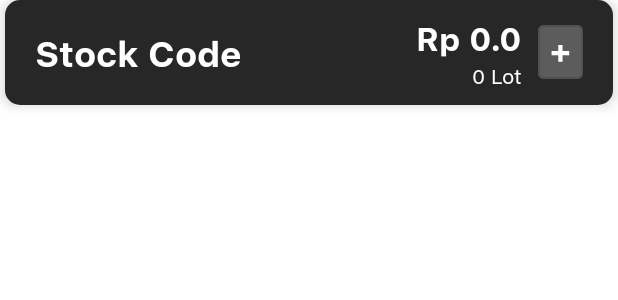
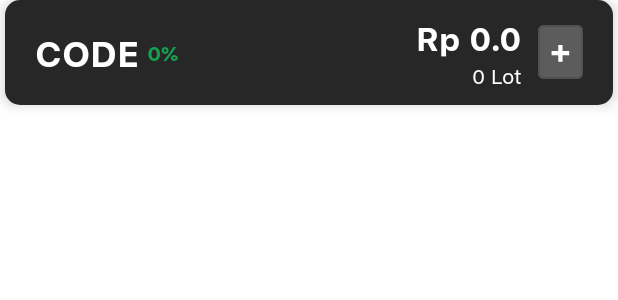
Before and after one commit to pangsitmie/Tucope, an Android app: the layout stocks_card.xml on its own in the app's theme, with its tools: preview values and no code run, on a phone screen of 412 x 824 dp. Shown: the top 300 px of the screen. Run offline under Robolectric (Android 15) with nearby library versions, the phone set to English and light mode, and no system bars.

Commit message:
benerno currency dan person profile icon

```diff
--- a/MyPortfolio/app/src/main/java/com/roundbytes/myportfolio/adapter/StocksRecViewAdapter.java
+++ b/MyPortfolio/app/src/main/java/com/roundbytes/myportfolio/adapter/StocksRecViewAdapter.java
@@ -73,11 +73,10 @@ public class StocksRecViewAdapter extends RecyclerView.Adapter<StocksRecViewAdap
         double percentage = (unrealized/stocks.get(position).getTotalBuyValue()*100);
         String txtEditPercentage =  String.format("%.2f", percentage) + "%";
 
-        //SET TEXT TO CRYPTOCARD
+        //SET TEXT TO STOCK CARD
         holder.stockValue.setText(txtEditCurrentValue);
         holder.stockCode.setText(stocks.get(position).getStockCode());
         holder.stockAmount.setText(txtLot);
-        // TODO: 6/18/2021 avg buy price blm diurus
         holder.txtEditAmount.setText(txtLot);
         holder.txtEditAvgBuyPrice.setText(txtEditAvgBuyPrice);
         holder.txtEditTotalBuyValue.setText(txtStockTotalBuyValue);
--- /dev/null
+++ b/MyPortfolio/app/src/main/res/drawable/ic_person.xml
@@ -0,0 +1,5 @@
+<vector android:height="24dp" android:tint="#FFFFFF"
+    android:viewportHeight="24" android:viewportWidth="24"
+    android:width="24dp" xmlns:android="http://schemas.android.com/apk/res/android">
+    <path android:fillColor="@android:color/white" android:pathData="M12,12c2.21,0 4,-1.79 4,-4s-1.79,-4 -4,-4 -4,1.79 -4,4 1.79,4 4,4zM12,14c-2.67,0 -8,1.34 -8,4v2h16v-2c0,-2.66 -5.33,-4 -8,-4z"/>
+</vector>
--- a/MyPortfolio/app/src/main/res/layout/fragment_crypto.xml
+++ b/MyPortfolio/app/src/main/res/layout/fragment_crypto.xml
@@ -13,7 +13,7 @@
         android:layout_alignParentEnd="true"
         android:layout_marginTop="10dp"
         android:layout_marginEnd="15dp"
-        android:src="@mipmap/ic_launcher_round"
+        android:src="@drawable/ic_person"
         app:layout_constraintBottom_toTopOf="@+id/guideline2"
         app:layout_constraintEnd_toEndOf="parent"
         app:layout_constraintTop_toTopOf="parent" />
--- a/MyPortfolio/app/src/main/res/layout/fragment_stocks.xml
+++ b/MyPortfolio/app/src/main/res/layout/fragment_stocks.xml
@@ -13,7 +13,7 @@
         android:layout_alignParentEnd="true"
         android:layout_marginTop="10dp"
         android:layout_marginEnd="15dp"
-        android:src="@mipmap/ic_launcher_round"
+        android:src="@drawable/ic_person"
         app:layout_constraintBottom_toTopOf="@+id/guideline2"
         app:layout_constraintEnd_toEndOf="parent"
         app:layout_constraintTop_toTopOf="parent" />
--- a/MyPortfolio/app/src/main/res/layout/stocks_card.xml
+++ b/MyPortfolio/app/src/main/res/layout/stocks_card.xml
@@ -30,10 +30,22 @@
                 android:layout_marginTop="10dp"
                 android:layout_marginLeft="20dp"
                 android:layout_marginBottom="3dp"
-                android:text="Stock Code"
+                android:text="CODE"
                 android:textSize="24sp"
                 android:textStyle="bold"
                 android:textColor="@color/white"/>
+            <TextView
+                android:id="@+id/txtEditPercentage"
+                android:layout_width="wrap_content"
+                android:layout_height="wrap_content"
+                android:text="0%"
+                android:textSize="14sp"
+                android:textStyle="bold"
+                android:layout_toRightOf="@id/stockCode"
+                android:layout_alignBottom="@+id/stockCode"
+                android:layout_marginLeft="5dp"
+                android:layout_centerVertical="true"
+                android:textColor="@color/green"/>
 
 
             <TextView
@@ -197,25 +209,14 @@
                 android:layout_marginRight="20dp"
                 android:layout_marginTop="5dp"
                 android:layout_alignParentEnd="true"
-                android:textColor="@color/white"/>
+                android:textColor="@color/green"/>
 
-            <TextView
-                android:id="@+id/txtEditPercentage"
-                android:layout_width="wrap_content"
-                android:layout_height="wrap_content"
-                android:text="250%"
-                android:textSize="18sp"
-                android:layout_toLeftOf="@id/txtEditAmount"
-                android:layout_marginRight="20dp"
-                android:layout_marginTop="5dp"
-                android:layout_marginBottom="5dp"
-                android:textColor="@color/white"/>
 
             <Button
                 android:id="@+id/btnMoreDetails"
                 android:layout_width="wrap_content"
                 android:layout_height="wrap_content"
-                android:text="More Details"
+                android:text="History"
                 android:layout_marginLeft="20dp"
                 android:layout_marginBottom="20dp"
                 android:textSize="12sp"
```
Also changed, not shown: MyPortfolio/app/src/main/java/com/roundbytes/myportfolio/fragment/CryptoFragment.java (+13 -4 lines), MyPortfolio/app/src/main/java/com/roundbytes/myportfolio/fragment/StocksFragment.java (+15 -6 lines).
